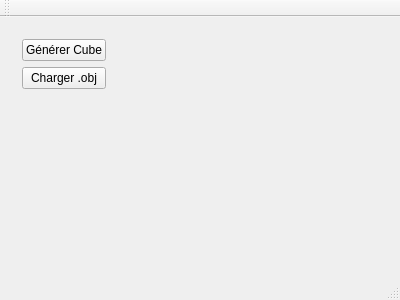
L-Fenrisulfr/RepGeo_lissage, file mainwindow.ui: the form before one commit.
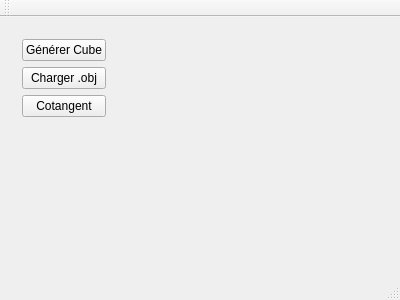
The form after the commit. Custom widgets are drawn as their Qt base class.

What changed in the file:
```diff
--- a/mainwindow.ui
+++ b/mainwindow.ui
@@ -38,6 +38,13 @@
          </property>
         </widget>
        </item>
+       <item>
+        <widget class="QPushButton" name="pushButton_cotangent">
+         <property name="text">
+          <string>Cotangent</string>
+         </property>
+        </widget>
+       </item>
        <item>
         <spacer name="verticalSpacer">
          <property name="orientation">
```
Left out of the diff: 2 changed lines with no effect on the pictures.
